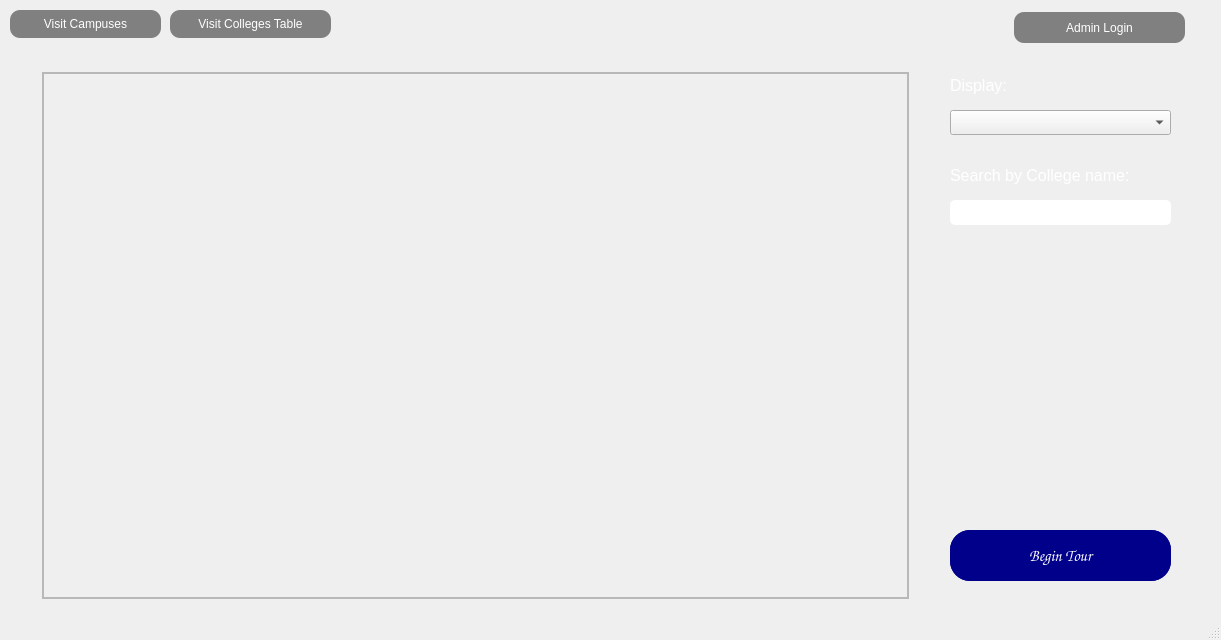
Old version of the form src/mainwindow.ui in the repository brianclinkenbeard/collegetour.
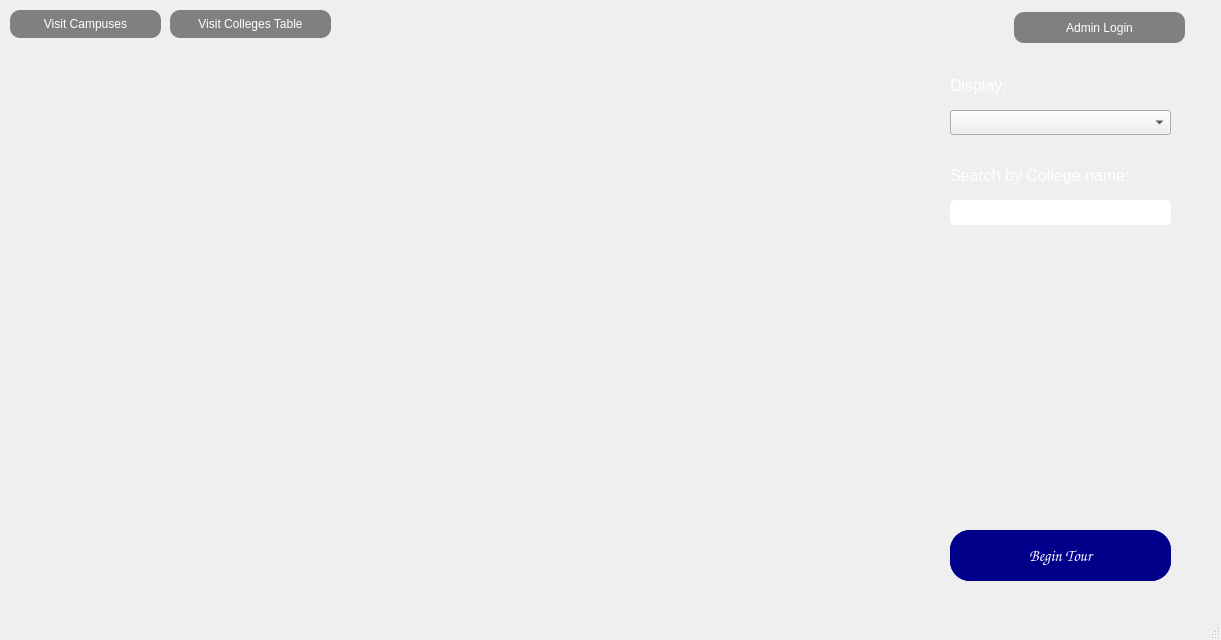
New version of the form. Icons and pictures are not drawn.

What changed in the file:
```diff
--- a/src/mainwindow.ui
+++ b/src/mainwindow.ui
@@ -1613,6 +1613,7 @@
 	color: white;
 	font-size: 18px;
 	font-weight: bold;
+	border: none;
 }</string>
       </property>
       <property name="frameShape">
```
